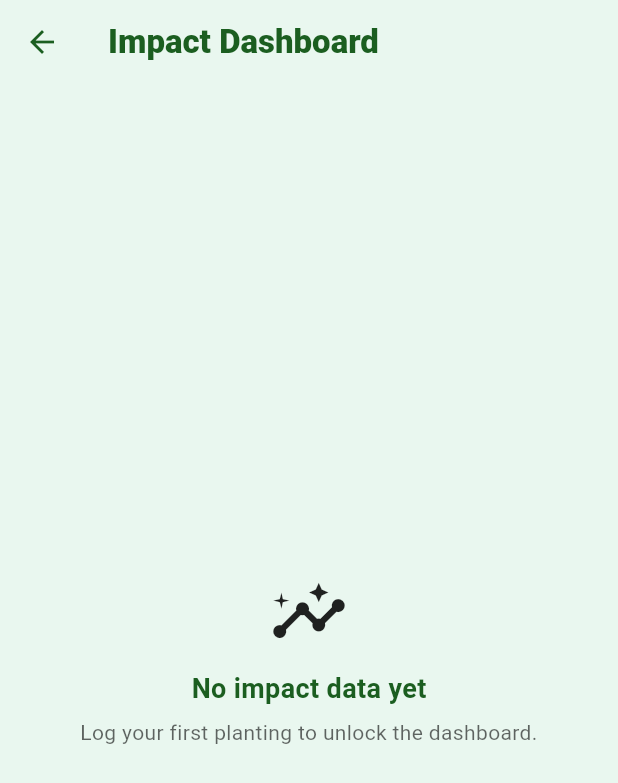
After one commit to JustinRamdin/agroecology_app, a Flutter app: the ImpactDashboardScreen screen opened directly, on a phone screen of 412 x 824 dp. The commit adds this screen. Shown: the top 783 px of the screen. Run offline on Flutter 3.47's test engine with Material 3 defaults, Android fonts, the phone set to English and light mode, and no system bars; our stand-ins replace csv, geolocator, google_maps_flutter, hive, hive_flutter, image_picker and 2 more; accounts and stored records are empty; project files that could hold a hidden picture were left out.

Commit message:
Impact Dashboard Created

```diff
--- a/lib/features/home/home_screen.dart
+++ b/lib/features/home/home_screen.dart
@@ -5,6 +5,7 @@ import '../contributions/my_contributions_screen.dart';
 import '../community/community_screen.dart';
 import '../species/species_library_screen.dart';
 import '../missions/missions_screen.dart';
+import '../impact/impact_dashboard_screen.dart';
 
 class HomeScreen extends StatelessWidget {
   const HomeScreen({super.key});
@@ -261,7 +262,7 @@ class HomeScreen extends StatelessWidget {
                         return;
                       }
 
-                       if (item.$1 == 'Missions') {
+                      if (item.$1 == 'Missions') {
                         Navigator.of(context).push(
                           MaterialPageRoute(
                             builder: (_) => const MissionsScreen(),
@@ -274,6 +275,15 @@ class HomeScreen extends StatelessWidget {
                         Navigator.of(context).push(
                           MaterialPageRoute(
                             builder: (_) => const CommunityScreen(),
+                          ),
+                        );
+                        return;
+                      }
+
+                      if (item.$1 == 'Impact Dashboard') {
+                        Navigator.of(context).push(
+                          MaterialPageRoute(
+                            builder: (_) => const ImpactDashboardScreen(),
                           ),
                         );
                         return;
--- /dev/null
+++ b/lib/features/impact/impact_dashboard_screen.dart
@@ -0,0 +1,477 @@
+import 'dart:math' as math;
+
+import 'package:flutter/material.dart';
+import 'package:hive/hive.dart' show Box;
+import 'package:hive_flutter/hive_flutter.dart';
+
+import '../../data/models.dart';
+import '../../data/species_catalog.dart';
+
+class ImpactDashboardScreen extends StatelessWidget {
+  const ImpactDashboardScreen({super.key});
+
+  @override
+  Widget build(BuildContext context) {
+    final plantingsBox = Hive.box('plantings');
+    final updatesBox = Hive.box('updates');
+
+    return Scaffold(
+      appBar: AppBar(title: const Text('Impact Dashboard')),
+      body: ValueListenableBuilder(
+        valueListenable: plantingsBox.listenable(),
+        builder: (context, Box plantings, _) {
+          return ValueListenableBuilder(
+            valueListenable: updatesBox.listenable(),
+            builder: (context, Box updates, __) {
+              final metrics = _ImpactMetrics.fromBoxes(plantings, updates);
+              if (metrics.totalPlantings == 0) {
+                return const _EmptyImpactState();
+              }
+
+              return ListView(
+                padding: const EdgeInsets.all(16),
+                children: [
+                  _SummaryGrid(metrics: metrics),
+                  const SizedBox(height: 16),
+                  _Panel(
+                    title: 'Status Snapshot',
+                    child: Column(
+                      children: metrics.statusBreakdown.entries
+                          .map((e) => _StatusRow(
+                                label: e.key,
+                                count: e.value,
+                                max: metrics.totalPlantings,
+                              ))
+                          .toList(),
+                    ),
+                  ),
+                  const SizedBox(height: 16),
+                  _Panel(
+                    title: 'Plantings in the last 6 months',
+                    child: Column(
+                      children: metrics.monthlyCounts
+                          .map(
+                            (m) => _MonthBar(
+                              monthLabel: m.label,
+                              count: m.count,
+                              maxCount: metrics.maxMonthlyCount,
+                            ),
+                          )
+                          .toList(),
+                    ),
+                  ),
+                  const SizedBox(height: 16),
+                  _Panel(
+                    title: 'Top Species',
+                    child: Column(
+                      children: metrics.topSpecies
+                          .map(
+                            (s) => ListTile(
+                              dense: true,
+                              contentPadding: EdgeInsets.zero,
+                              leading: const Icon(Icons.spa),
+                              title: Text(s.name),
+                              trailing: Text(
+                                '${s.count}',
+                                style: const TextStyle(fontWeight: FontWeight.w700),
+                              ),
+                            ),
+                          )
+                          .toList(),
+                    ),
+                  ),
+                ],
+              );
+            },
+          );
+        },
+      ),
+    );
+  }
+}
+
+class _SummaryGrid extends StatelessWidget {
+  const _SummaryGrid({required this.metrics});
+  final _ImpactMetrics metrics;
+
+  @override
+  Widget build(BuildContext context) {
+    return GridView.count(
+      crossAxisCount: 2,
+      shrinkWrap: true,
+      crossAxisSpacing: 12,
+      mainAxisSpacing: 12,
+      childAspectRatio: 1.45,
+      physics: const NeverScrollableScrollPhysics(),
+      children: [
+        _MetricTile(
+          label: 'Total Plantings',
+          value: '${metrics.totalPlantings}',
+          icon: Icons.forest,
+        ),
+        _MetricTile(
+          label: 'Unique Species',
+          value: '${metrics.uniqueSpeciesCount}',
+          icon: Icons.category,
+        ),
+        _MetricTile(
+          label: 'Native Species',
+          value: '${metrics.nativeSpeciesCount}',
+          icon: Icons.public,
+        ),
+        _MetricTile(
+          label: 'Survival Rate',
+          value: '${metrics.survivalRate.round()}%',
+          icon: Icons.favorite,
+        ),
+      ],
+    );
+  }
+}
+
+class _MetricTile extends StatelessWidget {
+  const _MetricTile({
+    required this.label,
+    required this.value,
+    required this.icon,
+  });
+
+  final String label;
+  final String value;
+  final IconData icon;
+
+  @override
+  Widget build(BuildContext context) {
+    final cs = Theme.of(context).colorScheme;
+    return Container(
+      padding: const EdgeInsets.all(12),
+      decoration: BoxDecoration(
+        borderRadius: BorderRadius.circular(16),
+        color: Colors.white.withOpacity(0.75),
+        border: Border.all(color: const Color(0xFFB7E4C7)),
+      ),
+      child: Column(
+        crossAxisAlignment: CrossAxisAlignment.start,
+        children: [
+          Icon(icon, color: cs.primary),
+          const Spacer(),
+          Text(
+            value,
+            style: const TextStyle(
+              fontWeight: FontWeight.w900,
+              fontSize: 26,
+              color: Color(0xFF1B5E20),
+            ),
+          ),
+          Text(
+            label,
+            style: const TextStyle(
+              fontWeight: FontWeight.w600,
+              color: Color(0xFF2F5D3A),
+            ),
+          ),
+        ],
+      ),
+    );
+  }
+}
+
+class _StatusRow extends StatelessWidget {
+  const _StatusRow({
+    required this.label,
+    required this.count,
+    required this.max,
+  });
+
+  final String label;
+  final int count;
+  final int max;
+
+  @override
+  Widget build(BuildContext context) {
+    final ratio = max == 0 ? 0.0 : count / max;
+
+    return Padding(
+      padding: const EdgeInsets.symmetric(vertical: 6),
+      child: Row(
+        children: [
+          SizedBox(
+            width: 98,
+            child: Text(
+              label,
+              style: const TextStyle(fontWeight: FontWeight.w600),
+            ),
+          ),
+          Expanded(
+            child: ClipRRect(
+              borderRadius: BorderRadius.circular(999),
+              child: LinearProgressIndicator(value: ratio, minHeight: 10),
+            ),
+          ),
+          const SizedBox(width: 10),
+          Text('$count'),
+        ],
+      ),
+    );
+  }
+}
+
+class _MonthBar extends StatelessWidget {
+  const _MonthBar({
+    required this.monthLabel,
+    required this.count,
+    required this.maxCount,
+  });
+
+  final String monthLabel;
+  final int count;
+  final int maxCount;
+
+  @override
+  Widget build(BuildContext context) {
+    final ratio = maxCount == 0 ? 0.0 : count / maxCount;
+
+    return Padding(
+      padding: const EdgeInsets.symmetric(vertical: 6),
+      child: Row(
+        children: [
+          SizedBox(width: 44, child: Text(monthLabel)),
+          Expanded(
+            child: ClipRRect(
+              borderRadius: BorderRadius.circular(999),
+              child: LinearProgressIndicator(value: ratio, minHeight: 12),
+            ),
+          ),
+          const SizedBox(width: 10),
+          Text('$count'),
+        ],
+      ),
+    );
+  }
+}
+
+class _Panel extends StatelessWidget {
+  const _Panel({required this.title, required this.child});
+
+  final String title;
+  final Widget child;
+
+  @override
+  Widget build(BuildContext context) {
+    return Container(
+      padding: const EdgeInsets.all(14),
+      decoration: BoxDecoration(
+        color: Colors.white.withOpacity(0.75),
+        borderRadius: BorderRadius.circular(16),
+        border: Border.all(color: const Color(0xFFB7E4C7)),
+      ),
+      child: Column(
+        crossAxisAlignment: CrossAxisAlignment.start,
+        children: [
+          Text(
+            title,
+            style: const TextStyle(
+              fontWeight: FontWeight.w800,
+              color: Color(0xFF1B5E20),
+            ),
+          ),
+          const SizedBox(height: 10),
+          child,
+        ],
+      ),
+    );
+  }
+}
+
+class _EmptyImpactState extends StatelessWidget {
+  const _EmptyImpactState();
+
+  @override
+  Widget build(BuildContext context) {
+    return Center(
+      child: Padding(
+        padding: const EdgeInsets.all(24),
+        child: Column(
+          mainAxisSize: MainAxisSize.min,
+          children: [
+            const Icon(Icons.insights, size: 52),
+            const SizedBox(height: 12),
+            const Text(
+              'No impact data yet',
+              style: TextStyle(fontSize: 18, fontWeight: FontWeight.bold),
+            ),
+            const SizedBox(height: 6),
+            Text(
+              'Log your first planting to unlock the dashboard.',
+              textAlign: TextAlign.center,
+              style: TextStyle(color: Theme.of(context).hintColor),
+            ),
+          ],
+        ),
+      ),
+    );
+  }
+}
+
+class _ImpactMetrics {
+  _ImpactMetrics({
+    required this.totalPlantings,
+    required this.uniqueSpeciesCount,
+    required this.nativeSpeciesCount,
+    required this.survivalRate,
+    required this.statusBreakdown,
+    required this.monthlyCounts,
+    required this.maxMonthlyCount,
+    required this.topSpecies,
+  });
+
+  final int totalPlantings;
+  final int uniqueSpeciesCount;
+  final int nativeSpeciesCount;
+  final double survivalRate;
+  final Map<String, int> statusBreakdown;
+  final List<_MonthlyCount> monthlyCounts;
+  final int maxMonthlyCount;
+  final List<_SpeciesCount> topSpecies;
+
+  static _ImpactMetrics fromBoxes(Box plantingsBox, Box updatesBox) {
+    final plantings = plantingsBox.values
+        .map((raw) => Planting.fromMap(Map<String, dynamic>.from(raw)))
+        .toList();
+
+    final updates = updatesBox.values
+        .map((raw) => StatusUpdate.fromMap(Map<String, dynamic>.from(raw)))
+        .toList();
+
+    final speciesNativeLookup = <String, bool>{
+      for (final s in kSpeciesData) s['id'] as String: s['native'] == true,
+    };
+
+    final statusByPlanting = <String, String?>{};
+    for (final p in plantings) {
+      statusByPlanting[p.id] = p.status?.toLowerCase();
+    }
+    updates.sort((a, b) => b.updatedAt.compareTo(a.updatedAt));
+    for (final u in updates) {
+      final existing = statusByPlanting[u.plantingId];
+      if ((existing ?? '').isEmpty && (u.status ?? '').isNotEmpty) {
+        statusByPlanting[u.plantingId] = u.status!.toLowerCase();
+      }
+    }
+
+    final statusCounts = <String, int>{
+      'Thriving': 0,
+      'Stable': 0,
+      'Struggling': 0,
+      'Dead': 0,
+      'Unknown': 0,
+    };
+
+    for (final status in statusByPlanting.values) {
+      switch (status) {
+        case 'thriving':
+          statusCounts['Thriving'] = statusCounts['Thriving']! + 1;
+          break;
+        case 'stable':
+          statusCounts['Stable'] = statusCounts['Stable']! + 1;
+          break;
+        case 'struggling':
+          statusCounts['Struggling'] = statusCounts['Struggling']! + 1;
+          break;
+        case 'dead':
+          statusCounts['Dead'] = statusCounts['Dead']! + 1;
+          break;
+        default:
+          statusCounts['Unknown'] = statusCounts['Unknown']! + 1;
+      }
+    }
+
+    final alive = statusCounts['Thriving']! + statusCounts['Stable']!;
+    final considered = plantings.isEmpty ? 0 : plantings.length;
+    final survivalRate = considered == 0 ? 0.0 : (alive / considered) * 100;
+
+    final uniqueSpeciesIds = plantings.map((p) => p.speciesId).toSet();
+    final nativeSpecies =
+        uniqueSpeciesIds.where((id) => speciesNativeLookup[id] == true).length;
+
+    final monthData = _buildMonthlyCounts(plantings);
+
+    final speciesCounts = <String, int>{};
+    for (final p in plantings) {
+      speciesCounts[p.speciesName] = (speciesCounts[p.speciesName] ?? 0) + 1;
+    }
+    final topSpecies = speciesCounts.entries
+        .map((e) => _SpeciesCount(name: e.key, count: e.value))
+        .toList()
+      ..sort((a, b) => b.count.compareTo(a.count));
+
+    return _ImpactMetrics(
+      totalPlantings: plantings.length,
+      uniqueSpeciesCount: uniqueSpeciesIds.length,
+      nativeSpeciesCount: nativeSpecies,
+      survivalRate: survivalRate,
+      statusBreakdown: statusCounts,
+      monthlyCounts: monthData,
+      maxMonthlyCount: monthData.fold(0, (m, e) => math.max(m, e.count)),
+      topSpecies: topSpecies.take(5).toList(),
+    );
+  }
+
+  static List<_MonthlyCount> _buildMonthlyCounts(List<Planting> plantings) {
+    final now = DateTime.now();
+    final months = <DateTime>[];
+
+    for (int i = 5; i >= 0; i--) {
+      months.add(DateTime(now.year, now.month - i));
+    }
+
+    final counts = <String, int>{
+      for (final m in months) '${m.year}-${m.month}': 0,
+    };
+
+    for (final p in plantings) {
+      final local = p.plantedAt.toLocal();
+      final key = '${local.year}-${local.month}';
+      if (counts.containsKey(key)) counts[key] = counts[key]! + 1;
+    }
+
+    return months
+        .map(
+          (m) => _MonthlyCount(
+            label: _monthShort(m.month),
+            count: counts['${m.year}-${m.month}']!,
+          ),
+        )
+        .toList();
+  }
+
+  static String _monthShort(int month) {
+    const names = [
+      'Jan',
+      'Feb',
+      'Mar',
+      'Apr',
+      'May',
+      'Jun',
+      'Jul',
+      'Aug',
+      'Sep',
+      'Oct',
+      'Nov',
+      'Dec'
+    ];
+    return names[month - 1];
+  }
+}
+
+class _MonthlyCount {
+  _MonthlyCount({required this.label, required this.count});
+  final String label;
+  final int count;
+}
+
+class _SpeciesCount {
+  _SpeciesCount({required this.name, required this.count});
+  final String name;
+  final int count;
+}
```
